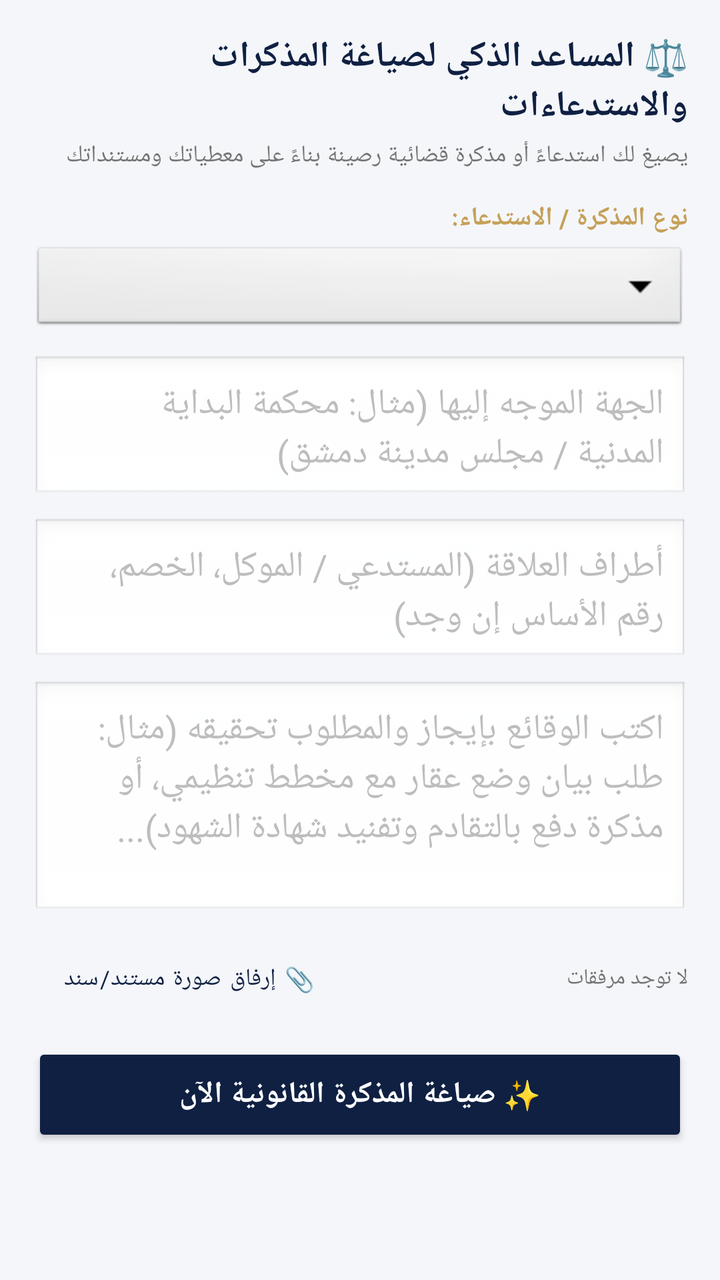
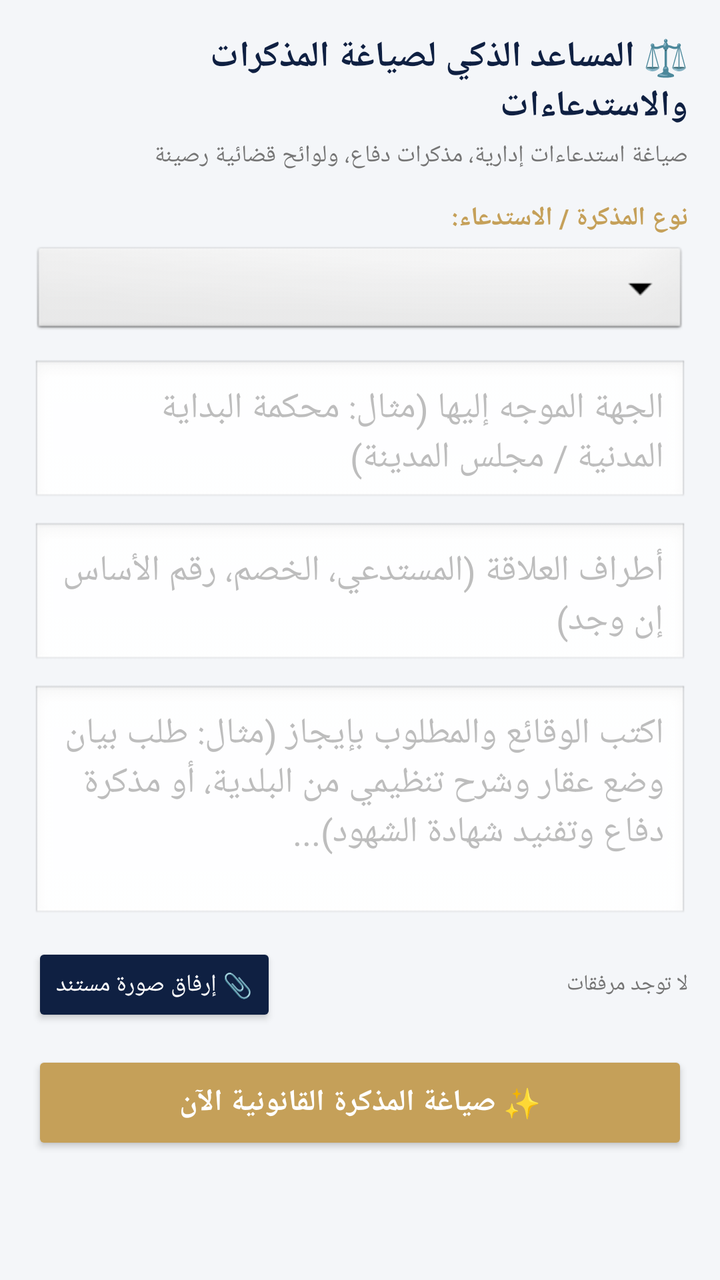

An Android layout rendered at two revisions. The XML below is the earlier revision; the diff shows what the commit changed to produce the second picture.
<!-- AndroidManifest.xml: application theme Theme.AlMustashar -->
<!-- res/layout/activity_legal_drafting.xml -->
<?xml version="1.0" encoding="utf-8"?>
<ScrollView xmlns:android="http://schemas.android.com/apk/res/android"
    android:layout_width="match_parent"
    android:layout_height="match_parent"
    android:background="#F4F6F9"
    android:fillViewport="true">

    <LinearLayout
        android:layout_width="match_parent"
        android:layout_height="wrap_content"
        android:orientation="vertical"
        android:padding="16dp">

        
        <TextView
            android:layout_width="match_parent"
            android:layout_height="wrap_content"
            android:text="⚖️ المساعد الذكي لصياغة المذكرات والاستدعاءات"
            android:textColor="#0F2042"
            android:textSize="18sp"
            android:textStyle="bold"
            android:gravity="right" />

        <TextView
            android:layout_width="match_parent"
            android:layout_height="wrap_content"
            android:layout_marginTop="4dp"
            android:text="يصيغ لك استدعاءً أو مذكرة قضائية رصينة بناءً على معطياتك ومستنداتك"
            android:textColor="#757575"
            android:textSize="12sp"
            android:gravity="right" />

        
        <TextView
            android:layout_width="match_parent"
            android:layout_height="wrap_content"
            android:layout_marginTop="14dp"
            android:text="نوع المذكرة / الاستدعاء:"
            android:textColor="#C5A059"
            android:textStyle="bold"
            android:textSize="13sp"
            android:gravity="right" />

        <Spinner
            android:id="@+id/spDraftType"
            android:layout_width="match_parent"
            android:layout_height="46dp"
            android:layout_marginTop="4dp"
            android:background="@android:drawable/btn_dropdown" />

        
        <EditText
            android:id="@+id/etTargetEntity"
            android:layout_width="match_parent"
            android:layout_height="wrap_content"
            android:layout_marginTop="10dp"
            android:hint="الجهة الموجه إليها (مثال: محكمة البداية المدنية / مجلس مدينة دمشق)"
            android:padding="12dp"
            android:background="@android:drawable/edit_text"
            android:textColor="#0F2042"
            android:gravity="right" />

        
        <EditText
            android:id="@+id/etParties"
            android:layout_width="match_parent"
            android:layout_height="wrap_content"
            android:layout_marginTop="8dp"
            android:hint="أطراف العلاقة (المستدعي / الموكل، الخصم، رقم الأساس إن وجد)"
            android:padding="12dp"
            android:background="@android:drawable/edit_text"
            android:textColor="#0F2042"
            android:gravity="right" />

        
        <EditText
            android:id="@+id/etFactsAndDemands"
            android:layout_width="match_parent"
            android:layout_height="wrap_content"
            android:layout_marginTop="8dp"
            android:minLines="4"
            android:gravity="top|right"
            android:hint="اكتب الوقائع بإيجاز والمطلوب تحقيقه (مثال: طلب بيان وضع عقار مع مخطط تنظيمي، أو مذكرة دفع بالتقادم وتفنيد شهادة الشهود)..."
            android:padding="12dp"
            android:background="@android:drawable/edit_text"
            android:textColor="#0F2042" />

        
        <LinearLayout
            android:layout_width="match_parent"
            android:layout_height="wrap_content"
            android:orientation="horizontal"
            android:layout_marginTop="10dp"
            android:gravity="center_vertical">

            <Button
                android:id="@+id/btnAttachImage"
                android:layout_width="wrap_content"
                android:layout_height="40dp"
                android:text="📎 إرفاق صورة مستند/سند"
                android:textColor="#0F2042"
                android:textSize="12sp"
                style="@style/Widget.MaterialComponents.Button.OutlinedButton" />

            <TextView
                android:id="@+id/tvAttachmentStatus"
                android:layout_width="0dp"
                android:layout_height="wrap_content"
                android:layout_weight="1"
                android:layout_marginStart="8dp"
                android:text="لا توجد مرفقات"
                android:textColor="#757575"
                android:textSize="11sp"
                android:gravity="right" />
        </LinearLayout>

        
        <ProgressBar
            android:id="@+id/progressDraft"
            android:layout_width="wrap_content"
            android:layout_height="wrap_content"
            android:layout_gravity="center"
            android:layout_marginTop="12dp"
            android:visibility="gone" />

        <Button
            android:id="@+id/btnGenerateDraft"
            android:layout_width="match_parent"
            android:layout_height="52dp"
            android:layout_marginTop="12dp"
            android:text="✨ صياغة المذكرة القانونية الآن"
            android:textColor="#FFFFFF"
            android:textSize="15sp"
            android:textStyle="bold"
            android:backgroundTint="#0F2042" />

        
        <LinearLayout
            android:id="@+id/layoutResult"
            android:layout_width="match_parent"
            android:layout_height="wrap_content"
            android:orientation="vertical"
            android:layout_marginTop="16dp"
            android:visibility="gone">

            <LinearLayout
                android:layout_width="match_parent"
                android:layout_height="wrap_content"
                android:orientation="horizontal"
                android:gravity="center_vertical">

                <Button
                    android:id="@+id/btnCopyDraft"
                    android:layout_width="wrap_content"
                    android:layout_height="38dp"
                    android:text="📋 نسخ النص"
                    android:textColor="#FFFFFF"
                    android:textSize="12sp"
                    android:backgroundTint="#2E7D32" />

                <Button
                    android:id="@+id/btnShareDraft"
                    android:layout_width="wrap_content"
                    android:layout_height="38dp"
                    android:layout_marginStart="8dp"
                    android:text="📤 مشاركة"
                    android:textColor="#FFFFFF"
                    android:textSize="12sp"
                    android:backgroundTint="#1976D2" />

                <View
                    android:layout_width="0dp"
                    android:layout_height="0dp"
                    android:layout_weight="1" />

                <TextView
                    android:layout_width="wrap_content"
                    android:layout_height="wrap_content"
                    android:text="المسودة الجاهزة:"
                    android:textColor="#C5A059"
                    android:textStyle="bold"
                    android:textSize="13sp" />
            </LinearLayout>

            <EditText
                android:id="@+id/etDraftResult"
                android:layout_width="match_parent"
                android:layout_height="wrap_content"
                android:layout_marginTop="8dp"
                android:minLines="10"
                android:gravity="top|right"
                android:background="@android:drawable/edit_text"
                android:textColor="#0F2042"
                android:padding="12dp"
                android:lineSpacingExtra="4dp"
                android:textSize="14sp" />
        </LinearLayout>

    </LinearLayout>
</ScrollView>
<!-- resources referenced by this layout -->
<resources>
  <style name="Theme.AlMustashar" parent="Theme.MaterialComponents.DayNight.NoActionBar">
          
          <item name="colorPrimary">@color/primary</item>
          <item name="colorPrimaryVariant">@color/primary_dark</item>
          <item name="colorOnPrimary">@color/text_on_primary</item>
  
          
          <item name="colorSecondary">@color/accent</item>
          <item name="colorSecondaryVariant">@color/accent_dark</item>
          <item name="colorOnSecondary">@color/text_primary</item>
  
          
          <item name="android:colorBackground">@color/background</item>
          <item name="colorSurface">@color/surface</item>
          <item name="colorOnSurface">@color/text_primary</item>
  
          
          <item name="colorError">@color/error</item>
          <item name="colorOnError">@color/text_on_primary</item>
  
          
          <item name="android:statusBarColor">@color/primary_dark</item>
          <item name="android:windowLightStatusBar">false</item>
  
          
          <item name="android:navigationBarColor">@color/primary_dark</item>
  
          
          <item name="android:textColorPrimary">@color/text_primary</item>
          <item name="android:textColorSecondary">@color/text_secondary</item>
          <item name="android:textColorHint">@color/text_hint</item>
  
          
          <item name="android:fontFamily">sans-serif</item>
          <item name="fontFamily">sans-serif</item>
      </style>
  <color name="primary">#1A237E</color>
  <color name="primary_dark">#0D1442</color>
  <color name="text_on_primary">#FFFFFF</color>
  <color name="accent">#FFB800</color>
  <color name="accent_dark">#C68A00</color>
  <color name="text_primary">#212121</color>
  <color name="background">#F5F5F5</color>
  <color name="surface">#FFFFFF</color>
  <color name="error">#F44336</color>
  <color name="text_secondary">#757575</color>
  <color name="text_hint">#BDBDBD</color>
</resources>

<!-- the commit's change to res/layout/activity_legal_drafting.xml (unified diff, before → after) -->
@@ -25,7 +25,7 @@
             android:layout_width="match_parent"
             android:layout_height="wrap_content"
             android:layout_marginTop="4dp"
-            android:text="يصيغ لك استدعاءً أو مذكرة قضائية رصينة بناءً على معطياتك ومستنداتك"
+            android:text="صياغة استدعاءات إدارية، مذكرات دفاع، ولوائح قضائية رصينة"
             android:textColor="#757575"
             android:textSize="12sp"
             android:gravity="right" />
@@ -44,7 +44,7 @@
         <Spinner
             android:id="@+id/spDraftType"
             android:layout_width="match_parent"
-            android:layout_height="46dp"
+            android:layout_height="48dp"
             android:layout_marginTop="4dp"
             android:background="@android:drawable/btn_dropdown" />
 
@@ -54,7 +54,7 @@
             android:layout_width="match_parent"
             android:layout_height="wrap_content"
             android:layout_marginTop="10dp"
-            android:hint="الجهة الموجه إليها (مثال: محكمة البداية المدنية / مجلس مدينة دمشق)"
+            android:hint="الجهة الموجه إليها (مثال: محكمة البداية المدنية / مجلس المدينة)"
             android:padding="12dp"
             android:background="@android:drawable/edit_text"
             android:textColor="#0F2042"
@@ -66,7 +66,7 @@
             android:layout_width="match_parent"
             android:layout_height="wrap_content"
             android:layout_marginTop="8dp"
-            android:hint="أطراف العلاقة (المستدعي / الموكل، الخصم، رقم الأساس إن وجد)"
+            android:hint="أطراف العلاقة (المستدعي، الخصم، رقم الأساس إن وجد)"
             android:padding="12dp"
             android:background="@android:drawable/edit_text"
             android:textColor="#0F2042"
@@ -80,7 +80,7 @@
             android:layout_marginTop="8dp"
             android:minLines="4"
             android:gravity="top|right"
-            android:hint="اكتب الوقائع بإيجاز والمطلوب تحقيقه (مثال: طلب بيان وضع عقار مع مخطط تنظيمي، أو مذكرة دفع بالتقادم وتفنيد شهادة الشهود)..."
+            android:hint="اكتب الوقائع والمطلوب بإيجاز (مثال: طلب بيان وضع عقار وشرح تنظيمي من البلدية، أو مذكرة دفاع وتفنيد شهادة الشهود)..."
             android:padding="12dp"
             android:background="@android:drawable/edit_text"
             android:textColor="#0F2042" />
@@ -96,11 +96,11 @@
             <Button
                 android:id="@+id/btnAttachImage"
                 android:layout_width="wrap_content"
-                android:layout_height="40dp"
-                android:text="📎 إرفاق صورة مستند/سند"
-                android:textColor="#0F2042"
+                android:layout_height="42dp"
+                android:text="📎 إرفاق صورة مستند"
+                android:textColor="#FFFFFF"
                 android:textSize="12sp"
-                style="@style/Widget.MaterialComponents.Button.OutlinedButton" />
+                android:backgroundTint="#0F2042" />
 
             <TextView
                 android:id="@+id/tvAttachmentStatus"
@@ -123,6 +123,7 @@
             android:layout_marginTop="12dp"
             android:visibility="gone" />
 
+        
         <Button
             android:id="@+id/btnGenerateDraft"
             android:layout_width="match_parent"
@@ -132,7 +133,7 @@
             android:textColor="#FFFFFF"
             android:textSize="15sp"
             android:textStyle="bold"
-            android:backgroundTint="#0F2042" />
+            android:backgroundTint="#C5A059" />
 
         
         <LinearLayout
@@ -152,7 +153,7 @@
                 <Button
                     android:id="@+id/btnCopyDraft"
                     android:layout_width="wrap_content"
-                    android:layout_height="38dp"
+                    android:layout_height="40dp"
                     android:text="📋 نسخ النص"
                     android:textColor="#FFFFFF"
                     android:textSize="12sp"
@@ -161,7 +162,7 @@
                 <Button
                     android:id="@+id/btnShareDraft"
                     android:layout_width="wrap_content"
-                    android:layout_height="38dp"
+                    android:layout_height="40dp"
                     android:layout_marginStart="8dp"
                     android:text="📤 مشاركة"
                     android:textColor="#FFFFFF"
@@ -177,7 +178,7 @@
                     android:layout_width="wrap_content"
                     android:layout_height="wrap_content"
                     android:text="المسودة الجاهزة:"
-                    android:textColor="#C5A059"
+                    android:textColor="#0F2042"
                     android:textStyle="bold"
                     android:textSize="13sp" />
             </LinearLayout>
